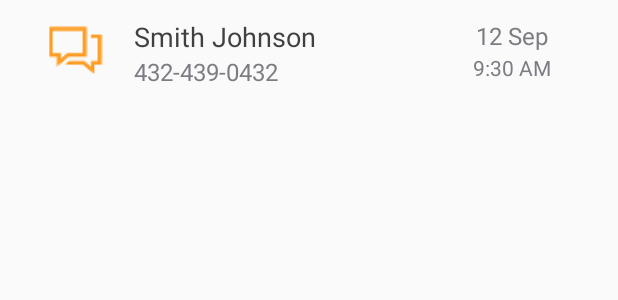
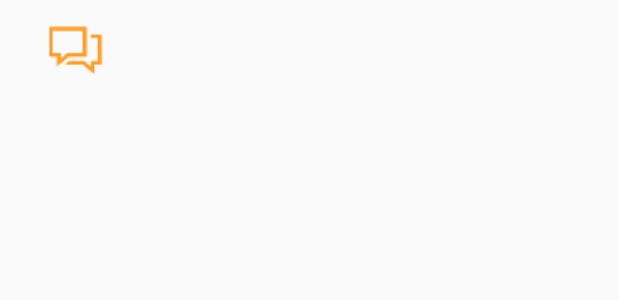
Before and after one commit to Vibeosys/brh-android, an Android app: the layout history_row_child.xml on its own in the app's theme, with its tools: preview values and no code run, on a phone screen of 412 x 824 dp. Shown: the top 300 px of the screen. Run offline under Robolectric (Android 15) with nearby library versions, the phone set to English and light mode, and no system bars; network calls fail.

Commit message:
Sms History changes
Sms History changes

```diff
--- a/BusinessReviewsHub/app/src/main/res/layout/history_row_child.xml
+++ b/BusinessReviewsHub/app/src/main/res/layout/history_row_child.xml
@@ -42,7 +42,6 @@
                     android:id="@+id/user_name"
                     android:layout_width="wrap_content"
                     android:layout_height="wrap_content"
-                    android:text="Smith Johnson"
                     android:textColor="@color/primaryText"
                     android:textSize="18sp" />
             </LinearLayout>
@@ -57,7 +56,6 @@
                     android:id="@+id/Phone_no"
                     android:layout_width="wrap_content"
                     android:layout_height="match_parent"
-                    android:text="432-439-0432"
                     android:textColor="@color/secondaryText"
                     android:textSize="16sp" />
             </LinearLayout>
@@ -76,7 +74,6 @@
                 android:layout_height="wrap_content"
                 android:layout_weight="0.5"
                 android:gravity="center"
-                android:text="12 Sep"
                 android:textColor="@color/secondaryText"
                 android:textSize="16sp" />
 
@@ -86,7 +83,6 @@
                 android:layout_height="wrap_content"
                 android:layout_weight="1"
                 android:gravity="center|top"
-                android:text="9:30 AM"
                 android:textColor="@color/secondaryText"
                 android:textSize="14sp" />
 
```
Also changed, not shown: BusinessReviewsHub/app/src/main/java/com/businessreviewshub/adapter/SmsHistoryAdaptor.java (+7 -2 lines), BusinessReviewsHub/app/src/main/java/com/businessreviewshub/fragments/HistoryDetailsFragment.java (+18 -7 lines).
